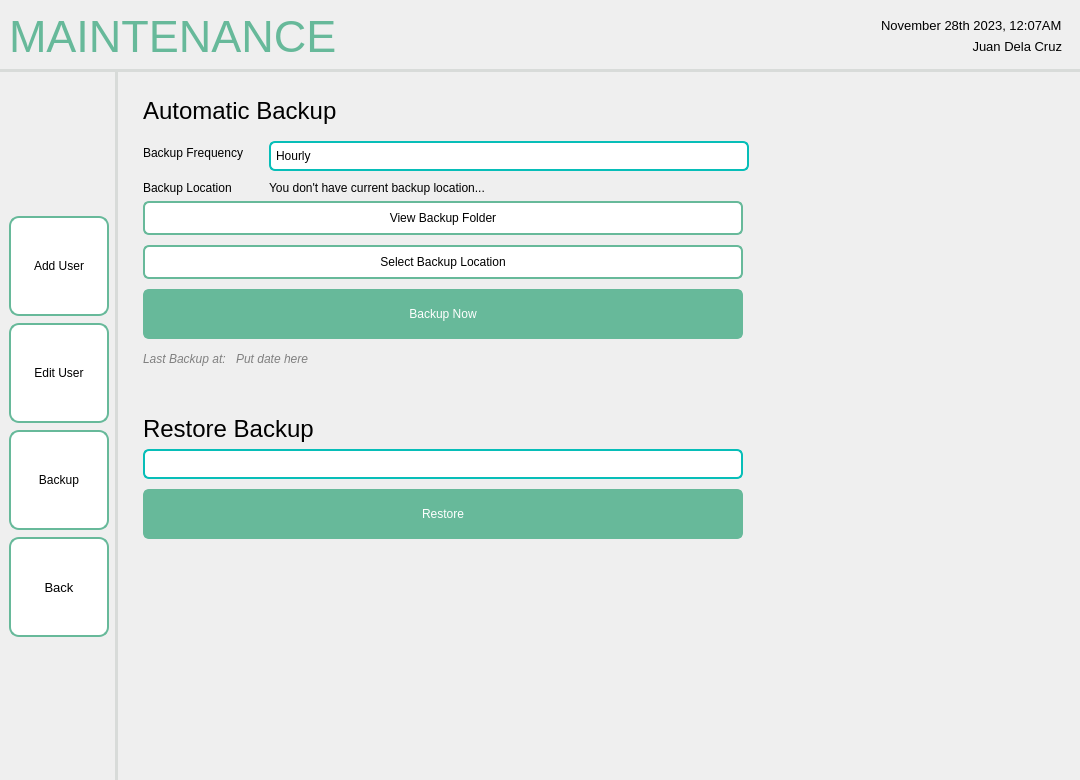
Old version of the form screens/ui/admin_ui/admin_maintenance/backup.ui in the repository sehae/POS-with-Inventory-System.
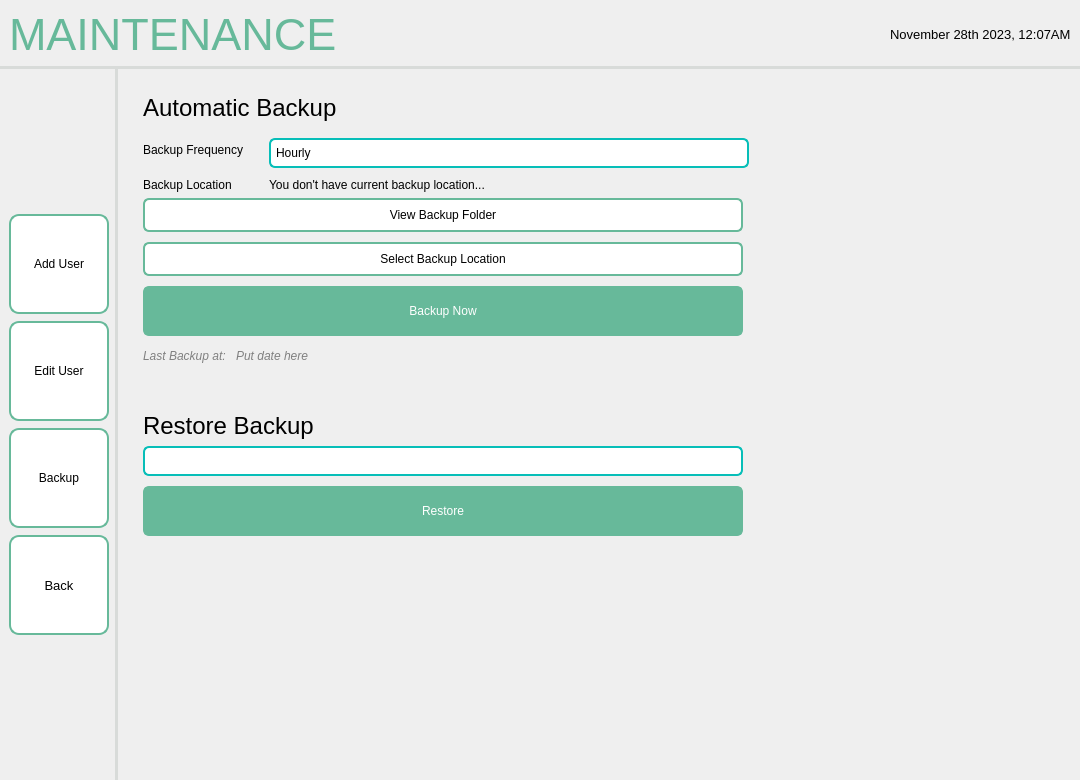
New version of the form. Icons and pictures are not drawn.

```diff
--- a/screens/ui/admin_ui/admin_maintenance/backup.ui
+++ b/screens/ui/admin_ui/admin_maintenance/backup.ui
@@ -838,9 +838,6 @@
            </spacer>
           </item>
           <item>
-           <widget class="QFrame" name="frame_2">
-            <layout class="QVBoxLayout" name="verticalLayout">
-             <item>
               <widget class="QLabel" name="dateDISPLAY">
                <property name="font">
                 <font>
@@ -855,29 +852,6 @@
                <property name="text">
                 <string>November 28th 2023, 12:07AM</string>
                </property>
-              </widget>
-             </item>
-             <item>
-              <widget class="QLabel" name="usernameDISPLAY">
-               <property name="font">
-                <font>
-                 <pointsize>10</pointsize>
-                </font>
-               </property>
-               <property name="styleSheet">
-                <string notr="true">QLabel {
-    color: black;
-}</string>
-               </property>
-               <property name="text">
-                <string>Juan Dela Cruz</string>
-               </property>
-               <property name="alignment">
-                <set>Qt::AlignRight|Qt::AlignTrailing|Qt::AlignVCenter</set>
-               </property>
-              </widget>
-             </item>
-            </layout>
            </widget>
           </item>
          </layout>
```
Lines whose indentation alone changed are shown as unchanged.
